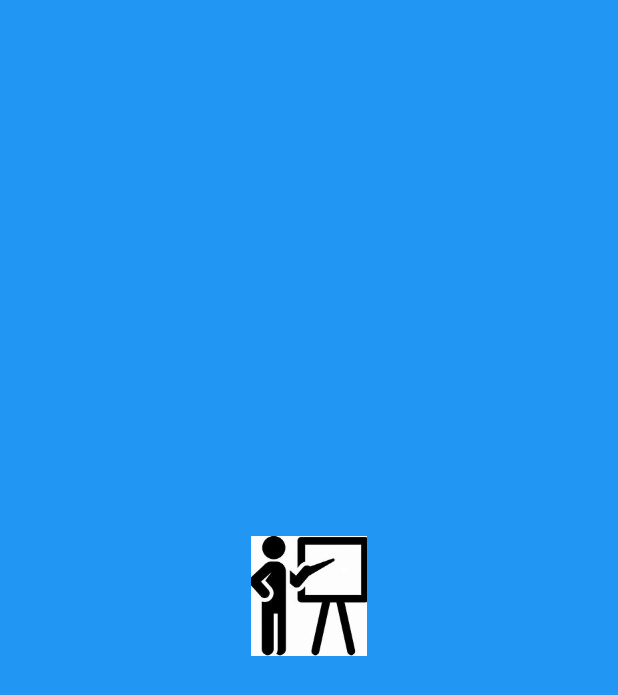
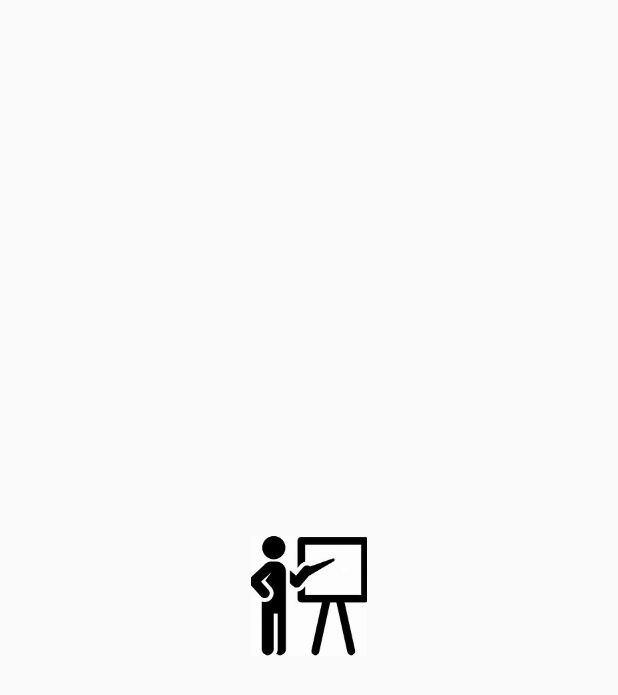
Before and after one commit to kururu-abdo/teacher, a Flutter app: the first screen one second after launch, on a phone screen of 412 x 824 dp. Shown: the top 695 px of the screen. Run offline on Flutter 3.47's test engine with Material 2 defaults, Android fonts, the phone set to English and light mode, and no system bars; our stand-ins replace bloc, carousel_slider, cloud_firestore, file_picker, firebase_core, firebase_messaging and 14 more; missing offline and left inert: backendless_sdk, flutter_downloader, flutter_filereader, flutter_form_bloc, flutter_pdfview, load and 1 more; accounts and stored records are empty.

Commit message:
from macOs

```diff
--- a/lib/main.dart
+++ b/lib/main.dart
@@ -139,21 +139,21 @@
       initialRoute: "/",
       onGenerateRoute: routes,
 // theme: basicTheme() ,
-      theme: ThemeData.from(
-          colorScheme: ColorScheme.light().copyWith(
-        primary: Color(0xFF0336FE),
-        primaryVariant: Color(0xFF5536FE),
-        secondary: Color(0xFFffde03),
-        secondaryVariant: Color(0xffc79400),
-        background: Color(0xFF0336FE),
-        onBackground: Colors.white,
-        onError: Colors.black,
-        onSurface: Colors.white,
-        error: Colors.red,
-        surface:  Colors.blue,
-        onSecondary: Colors.black,
-        onPrimary: Colors.white,
-      )),
+      // theme: ThemeData.from(
+      //     colorScheme: ColorScheme.light().copyWith(
+      //   primary: Color(0xFF0336FE),
+      //   primaryVariant: Color(0xFF5536FE),
+      //   secondary: Color(0xFFffde03),
+      //   secondaryVariant: Color(0xffc79400),
+      //   background: Color(0xFF0336FE),
+      //   onBackground: Colors.white,
+      //   onError: Colors.black,
+      //   onSurface: Colors.white,
+      //   error: Colors.red,
+      //   surface:  Colors.blue,
+      //   onSecondary: Colors.black,
+      //   onPrimary: Colors.white,
+      // )),
 
       home: ChangeNotifierProvider(
           create: (BuildContext context) {
```
Also changed, not shown: lib/screens/subject_details.dart (+17 -5 lines).
